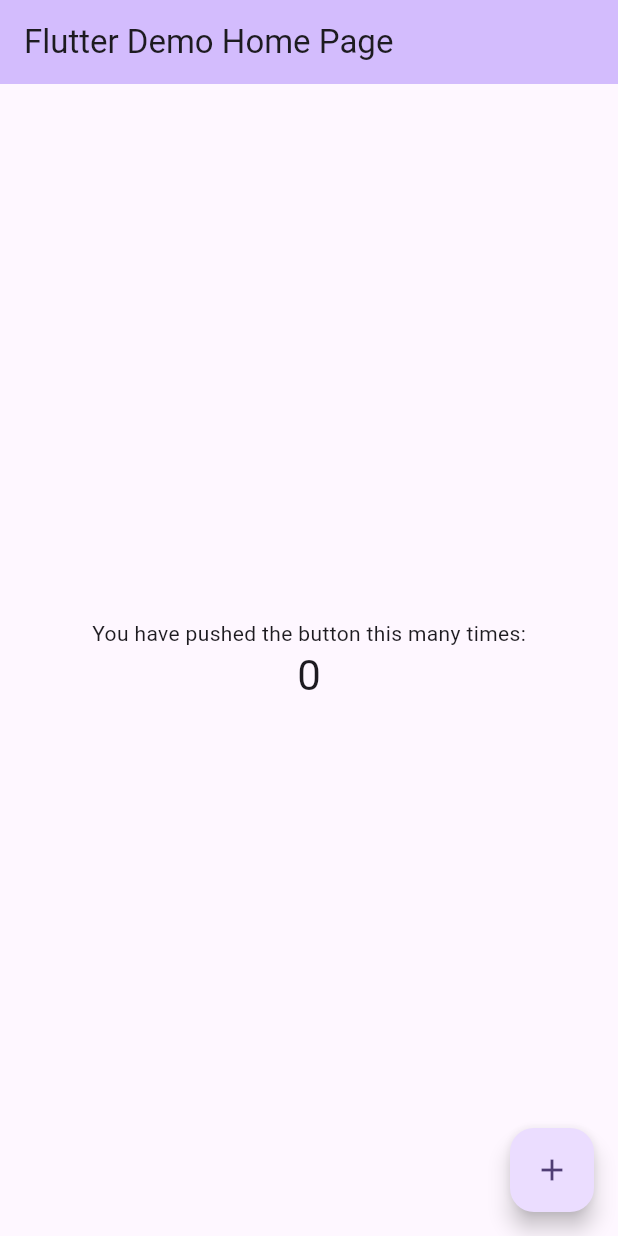
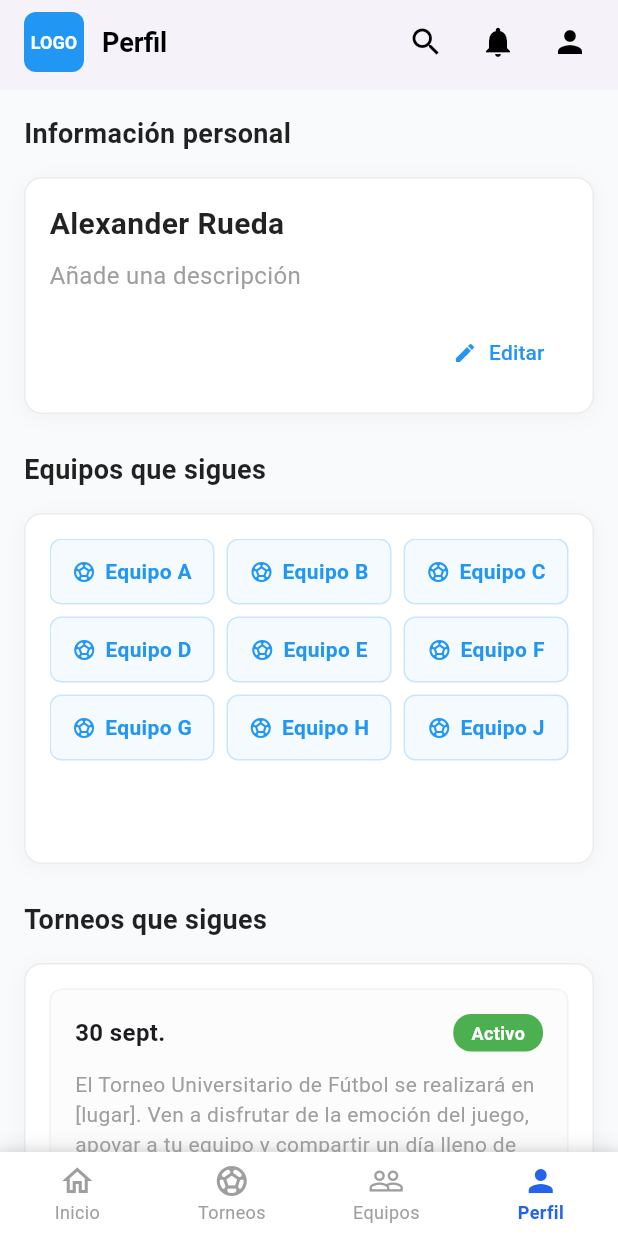
Before and after one commit to yei5/match_track, a Flutter app: the screen it shows after launch, on a phone screen of 412 x 824 dp. Run offline on Flutter 3.47's test engine with Material 3 defaults, Android fonts, the phone set to English and light mode, and no system bars.

Commit message:
Initial commit: UI completa de la app de perfil

```diff
--- /dev/null
+++ b/lib/core/widgets/header.dart
@@ -0,0 +1,90 @@
+// lib/widgets/custom_header.dart
+import 'package:flutter/material.dart';
+
+class CustomHeader extends StatelessWidget implements PreferredSizeWidget {
+  final String title;
+  final bool showBackButton;
+  final VoidCallback? onBackPressed;
+
+  const CustomHeader({
+    Key? key,
+    this.title = '',
+    this.showBackButton = false,
+    this.onBackPressed,
+  }) : super(key: key);
+
+  @override
+  Size get preferredSize => const Size.fromHeight(60.0);
+
+  @override
+  Widget build(BuildContext context) {
+    return AppBar(
+      backgroundColor: Colors.white,
+      elevation: 2,
+      leading: showBackButton
+          ? IconButton(
+              icon: const Icon(Icons.arrow_back, color: Colors.black),
+              onPressed: onBackPressed ?? () => Navigator.of(context).pop(),
+            )
+          : null,
+      title: Row(
+        children: [
+          // Logo placeholder - puedes reemplazar con tu imagen
+          Container(
+            width: 40,
+            height: 40,
+            decoration: BoxDecoration(
+              color: Colors.blue,
+              borderRadius: BorderRadius.circular(8),
+            ),
+            child: const Center(
+              child: Text(
+                'LOGO',
+                style: TextStyle(
+                  color: Colors.white,
+                  fontWeight: FontWeight.bold,
+                  fontSize: 12,
+                ),
+              ),
+            ),
+          ),
+          const SizedBox(width: 12),
+          Text(
+            title,
+            style: const TextStyle(
+              color: Colors.black,
+              fontWeight: FontWeight.bold,
+              fontSize: 18,
+            ),
+          ),
+        ],
+      ),
+      actions: _buildActionIcons(),
+      iconTheme: const IconThemeData(color: Colors.black),
+    );
+  }
+
+  List<Widget> _buildActionIcons() {
+    return [
+      IconButton(
+        icon: const Icon(Icons.search, color: Colors.black),
+        onPressed: () {
+          // Acción de búsqueda
+        },
+      ),
+      IconButton(
+        icon: const Icon(Icons.notifications, color: Colors.black),
+        onPressed: () {
+          // Acción de notificaciones
+        },
+      ),
+      IconButton(
+        icon: const Icon(Icons.person, color: Colors.black),
+        onPressed: () {
+          // Acción de perfil
+        },
+      ),
+      const SizedBox(width: 8),
+    ];
+  }
+}
--- /dev/null
+++ b/lib/core/widgets/nav_bar.dart
@@ -0,0 +1,63 @@
+// lib/widgets/custom_bottom_nav_bar.dart
+import 'package:flutter/material.dart';
+
+class CustomBottomNavBar extends StatelessWidget {
+  final int currentIndex;
+  final Function(int) onTap;
+
+  const CustomBottomNavBar({
+    Key? key,
+    required this.currentIndex,
+    required this.onTap,
+  }) : super(key: key);
+
+  @override
+  Widget build(BuildContext context) {
+    return Container(
+      decoration: BoxDecoration(
+        boxShadow: [
+          BoxShadow(
+            color: Colors.grey.withOpacity(0.3),
+            blurRadius: 10,
+            offset: const Offset(0, -2),
+          ),
+        ],
+      ),
+      child: BottomNavigationBar(
+        currentIndex: currentIndex,
+        onTap: onTap,
+        type: BottomNavigationBarType.fixed,
+        backgroundColor: Colors.white,
+        selectedItemColor: const Color(0xFF2563EB), // Azul
+        unselectedItemColor: Colors.grey,
+        selectedLabelStyle: const TextStyle(
+          fontWeight: FontWeight.w600,
+          fontSize: 12,
+        ),
+        unselectedLabelStyle: const TextStyle(fontSize: 12),
+        items: const [
+          BottomNavigationBarItem(
+            icon: Icon(Icons.home_outlined),
+            activeIcon: Icon(Icons.home),
+            label: 'Inicio',
+          ),
+          BottomNavigationBarItem(
+            icon: Icon(Icons.sports_soccer_outlined),
+            activeIcon: Icon(Icons.sports_soccer),
+            label: 'Torneos',
+          ),
+          BottomNavigationBarItem(
+            icon: Icon(Icons.people_outline),
+            activeIcon: Icon(Icons.people),
+            label: 'Equipos',
+          ),
+          BottomNavigationBarItem(
+            icon: Icon(Icons.person_outline),
+            activeIcon: Icon(Icons.person),
+            label: 'Perfil',
+          ),
+        ],
+      ),
+    );
+  }
+}
--- /dev/null
+++ b/lib/features/profile/ui/screens/profile_page.dart
@@ -0,0 +1,32 @@
+// lib/features/profile/presentation/pages/profile_page.dart
+import 'package:flutter/material.dart';
+import '../../../../core/widgets/header.dart';
+import '../../../../core/widgets/nav_bar.dart';
+import '../widgets/profile_content.dart';
+
+class ProfilePage extends StatefulWidget {
+  const ProfilePage({Key? key}) : super(key: key);
+
+  @override
+  State<ProfilePage> createState() => _ProfilePageState();
+}
+
+class _ProfilePageState extends State<ProfilePage> {
+  int _currentIndex = 3;
+
+  @override
+  Widget build(BuildContext context) {
+    return Scaffold(
+      appBar: const CustomHeader(title: 'Perfil'),
+      body: const SafeArea(child: PerfilContent()),
+      bottomNavigationBar: CustomBottomNavBar(
+        currentIndex: _currentIndex,
+        onTap: (index) {
+          setState(() {
+            _currentIndex = index;
+          });
+        },
+      ),
+    );
+  }
+}
--- /dev/null
+++ b/lib/features/profile/ui/widgets/profile_content.dart
@@ -0,0 +1,307 @@
+// lib/widgets/perfil_content.dart
+import 'package:flutter/material.dart';
+
+class PerfilContent extends StatelessWidget {
+  const PerfilContent({Key? key}) : super(key: key);
+
+  @override
+  Widget build(BuildContext context) {
+    return SingleChildScrollView(
+      padding: const EdgeInsets.all(16.0),
+      child: Column(
+        crossAxisAlignment: CrossAxisAlignment.start,
+        children: [
+          // Información personal
+          _buildSeccion(
+            titulo: 'Información personal',
+            contenido: Column(
+              crossAxisAlignment: CrossAxisAlignment.start,
+              children: [
+                const Text(
+                  'Alexander Rueda',
+                  style: TextStyle(
+                    fontSize: 20,
+                    fontWeight: FontWeight.bold,
+                    color: Colors.black87,
+                  ),
+                ),
+                const SizedBox(height: 8),
+                const Text(
+                  'Añade una descripción',
+                  style: TextStyle(fontSize: 16, color: Colors.grey),
+                ),
+                const SizedBox(height: 16),
+                Align(
+                  alignment: Alignment.centerRight,
+                  child: TextButton.icon(
+                    onPressed: () {
+                      // Editar perfil
+                    },
+                    icon: const Icon(Icons.edit, size: 16),
+                    label: const Text('Editar'),
+                    style: TextButton.styleFrom(foregroundColor: Colors.blue),
+                  ),
+                ),
+              ],
+            ),
+          ),
+
+          const SizedBox(height: 24),
+
+          // Equipos que sigues
+          _buildSeccion(
+            titulo: 'Equipos que sigues',
+            contenido: ConstrainedBox(
+              constraints: const BoxConstraints(maxHeight: 200),
+              child: SingleChildScrollView(
+                physics: const NeverScrollableScrollPhysics(),
+                child: SizedBox(
+                  height: 240, // Altura aproximada para 3 filas
+                  child: GridView.count(
+                    crossAxisCount: 3, // 3 columnas
+                    crossAxisSpacing: 8,
+                    mainAxisSpacing: 8,
+                    physics: const NeverScrollableScrollPhysics(),
+                    childAspectRatio: 3 / 1.2,
+                    children: [
+                      _buildEquipoItem('Equipo A'),
+                      _buildEquipoItem('Equipo B'),
+                      _buildEquipoItem('Equipo C'),
+                      _buildEquipoItem('Equipo D'),
+                      _buildEquipoItem('Equipo E'),
+                      _buildEquipoItem('Equipo F'),
+                      _buildEquipoItem('Equipo G'),
+                      _buildEquipoItem('Equipo H'),
+                      _buildEquipoItem('Equipo J'),
+                    ],
+                  ),
+                ),
+              ),
+            ),
+          ),
+
+          const SizedBox(height: 24),
+
+          // Torneos que sigues
+          _buildSeccion(
+            titulo: 'Torneos que sigues',
+            contenido: Column(
+              children: [
+                _buildTorneoItem(
+                  fecha: '30 sept.',
+                  estado: 'Activo',
+                  descripcion:
+                      'El Torneo Universitario de Fútbol se realizará en [lugar]. Ven a disfrutar de la emoción del juego, apoyar a tu equipo y compartir un día lleno de deporte y diversión.',
+                ),
+                const SizedBox(height: 16),
+                _buildTorneoItem(
+                  fecha: '30 sept.',
+                  estado: 'Activo',
+                  descripcion:
+                      'El Torneo Universitario de Fútbol se realizará en [lugar]. Ven a disfrutar de la emoción del juego, apoyar a tu equipo y compartir un día',
+                ),
+              ],
+            ),
+          ),
+
+          const SizedBox(height: 24),
+
+          // Cerrar sesión
+          _buildSeccion(
+            contenido: ListTile(
+              leading: Container(
+                padding: const EdgeInsets.all(8),
+                decoration: BoxDecoration(
+                  color: Colors.red.withOpacity(0.1),
+                  borderRadius: BorderRadius.circular(8),
+                ),
+                child: const Icon(
+                  Icons.exit_to_app,
+                  color: Colors.red,
+                  size: 20,
+                ),
+              ),
+              title: const Text(
+                'Cerrar sesión',
+                style: TextStyle(
+                  fontWeight: FontWeight.bold,
+                  color: Colors.red,
+                ),
+              ),
+              onTap: () {
+                _mostrarDialogoCerrarSesion(context);
+              },
+            ),
+          ),
+
+          const SizedBox(height: 20),
+        ],
+      ),
+    );
+  }
+
+  Widget _buildSeccion({String? titulo, required Widget contenido}) {
+    return Column(
+      crossAxisAlignment: CrossAxisAlignment.start,
+      children: [
+        if (titulo != null) ...[
+          Text(
+            titulo,
+            style: const TextStyle(
+              fontSize: 18,
+              fontWeight: FontWeight.bold,
+              color: Colors.black87,
+            ),
+          ),
+          const SizedBox(height: 16),
+        ],
+        Container(
+          width: double.infinity,
+          padding: const EdgeInsets.all(16),
+          decoration: BoxDecoration(
+            color: Colors.white,
+            borderRadius: BorderRadius.circular(12),
+            boxShadow: [
+              BoxShadow(
+                color: Colors.grey.withOpacity(0.1),
+                blurRadius: 10,
+                offset: const Offset(0, 2),
+              ),
+            ],
+            border: Border.all(color: Colors.grey.withOpacity(0.2)),
+          ),
+          child: contenido,
+        ),
+      ],
+    );
+  }
+
+  Widget _buildEquipoItem(String nombreEquipo) {
+    return Container(
+      alignment: Alignment.center, // Centra el contenido dentro del contenedor
+      decoration: BoxDecoration(
+        color: Colors.blue.withOpacity(0.05),
+        borderRadius: BorderRadius.circular(8),
+        border: Border.all(color: Colors.blue.withOpacity(0.2)),
+      ),
+      child: Row(
+        mainAxisAlignment: MainAxisAlignment.center, // Centra horizontalmente
+        crossAxisAlignment: CrossAxisAlignment.center, // Centra verticalmente
+        mainAxisSize: MainAxisSize.min,
+        children: [
+          const Icon(Icons.sports_soccer, color: Colors.blue, size: 16),
+          const SizedBox(width: 6),
+          Text(
+            nombreEquipo,
+            textAlign: TextAlign.center,
+            style: const TextStyle(
+              fontWeight: FontWeight.w600,
+              color: Colors.blue,
+            ),
+          ),
+        ],
+      ),
+    );
+  }
+
+  Widget _buildTorneoItem({
+    required String fecha,
+    required String estado,
+    required String descripcion,
+  }) {
+    return Container(
+      width: double.infinity,
+      padding: const EdgeInsets.all(16),
+      decoration: BoxDecoration(
+        color: Colors.grey.withOpacity(0.03),
+        borderRadius: BorderRadius.circular(8),
+        border: Border.all(color: Colors.grey.withOpacity(0.1)),
+      ),
+      child: Column(
+        crossAxisAlignment: CrossAxisAlignment.start,
+        children: [
+          Row(
+            mainAxisAlignment: MainAxisAlignment.spaceBetween,
+            children: [
+              Text(
+                fecha,
+                style: const TextStyle(
+                  fontWeight: FontWeight.bold,
+                  fontSize: 16,
+                ),
+              ),
+              Container(
+                padding: const EdgeInsets.symmetric(
+                  horizontal: 12,
+                  vertical: 4,
+                ),
+                decoration: BoxDecoration(
+                  color: _getColorEstado(estado),
+                  borderRadius: BorderRadius.circular(12),
+                ),
+                child: Text(
+                  estado,
+                  style: const TextStyle(
+                    color: Colors.white,
+                    fontSize: 12,
+                    fontWeight: FontWeight.w600,
+                  ),
+                ),
+              ),
+            ],
+          ),
+          const SizedBox(height: 12),
+          Text(
+            descripcion,
+            style: const TextStyle(
+              color: Colors.grey,
+              fontSize: 14,
+              height: 1.4,
+            ),
+          ),
+        ],
+      ),
+    );
+  }
+
+  Color _getColorEstado(String estado) {
+    switch (estado.toLowerCase()) {
+      case 'activo':
+        return Colors.green;
+      case 'finalizado':
+        return Colors.grey;
+      case 'próximo':
+        return Colors.orange;
+      default:
+        return Colors.blue;
+    }
+  }
+
+  void _mostrarDialogoCerrarSesion(BuildContext context) {
+    showDialog(
+      context: context,
+      builder: (BuildContext context) {
+        return AlertDialog(
+          title: const Text('Cerrar sesión'),
+          content: const Text('¿Estás seguro de que quieres cerrar sesión?'),
+          actions: [
+            TextButton(
+              onPressed: () => Navigator.of(context).pop(),
+              child: const Text('Cancelar'),
+            ),
+            TextButton(
+              onPressed: () {
+                Navigator.of(context).pop();
+                // Aquí iría la lógica para cerrar sesión
+              },
+              child: const Text(
+                'Cerrar sesión',
+                style: TextStyle(color: Colors.red),
+              ),
+            ),
+          ],
+        );
+      },
+    );
+  }
+}
--- a/lib/main.dart
+++ b/lib/main.dart
@@ -1,122 +1,32 @@
+// lib/main.dart
 import 'package:flutter/material.dart';
+import 'features/profile/ui/screens/profile_page.dart';
 
 void main() {
   runApp(const MyApp());
 }
 
 class MyApp extends StatelessWidget {
-  const MyApp({super.key});
+  const MyApp({Key? key}) : super(key: key);
 
-  // This widget is the root of your application.
   @override
   Widget build(BuildContext context) {
     return MaterialApp(
-      title: 'Flutter Demo',
+      title: 'App de Perfil',
       theme: ThemeData(
-        // This is the theme of your application.
-        //
-        // TRY THIS: Try running your application with "flutter run". You'll see
-        // the application has a purple toolbar. Then, without quitting the app,
-        // try changing the seedColor in the colorScheme below to Colors.green
-        // and then invoke "hot reload" (save your changes or press the "hot
-        // reload" button in a Flutter-supported IDE, or press "r" if you used
-        // the command line to start the app).
-        //
-        // Notice that the counter didn't reset back to zero; the application
-        // state is not lost during the reload. To reset the state, use hot
-        // restart instead.
-        //
-        // This works for code too, not just values: Most code changes can be
-        // tested with just a hot reload.
-        colorScheme: ColorScheme.fromSeed(seedColor: Colors.deepPurple),
+        primarySwatch: Colors.blue,
+        scaffoldBackgroundColor: const Color(0xFFF8FAFC),
+        appBarTheme: const AppBarTheme(
+          backgroundColor: Colors.white,
+          elevation: 0,
+          iconTheme: IconThemeData(color: Colors.black),
+        ),
+        bottomNavigationBarTheme: const BottomNavigationBarThemeData(
+          backgroundColor: Colors.white,
+        ),
       ),
-      home: const MyHomePage(title: 'Flutter Demo Home Page'),
+      home: const ProfilePage(),
+      debugShowCheckedModeBanner: false,
     );
   }
 }
-
-class MyHomePage extends StatefulWidget {
-  const MyHomePage({super.key, required this.title});
-
-  // This widget is the home page of your application. It is stateful, meaning
-  // that it has a State object (defined below) that contains fields that affect
-  // how it looks.
-
-  // This class is the configuration for the state. It holds the values (in this
-  // case the title) provided by the parent (in this case the App widget) and
-  // used by the build method of the State. Fields in a Widget subclass are
-  // always marked "final".
-
-  final String title;
-
-  @override
-  State<MyHomePage> createState() => _MyHomePageState();
-}
-
-class _MyHomePageState extends State<MyHomePage> {
-  int _counter = 0;
-
-  void _incrementCounter() {
-    setState(() {
-      // This call to setState tells the Flutter framework that something has
-      // changed in this State, which causes it to rerun the build method below
-      // so that the display can reflect the updated values. If we changed
-      // _counter without calling setState(), then the build method would not be
-      // called again, and so nothing would appear to happen.
-      _counter++;
-    });
-  }
-
-  @override
-  Widget build(BuildContext context) {
-    // This method is rerun every time setState is called, for instance as done
-    // by the _incrementCounter method above.
-    //
-    // The Flutter framework has been optimized to make rerunning build methods
-    // fast, so that you can just rebuild anything that needs updating rather
-    // than having to individually change instances of widgets.
-    return Scaffold(
-      appBar: AppBar(
-        // TRY THIS: Try changing the color here to a specific color (to
-        // Colors.amber, perhaps?) and trigger a hot reload to see the AppBar
-        // change color while the other colors stay the same.
-        backgroundColor: Theme.of(context).colorScheme.inversePrimary,
-        // Here we take the value from the MyHomePage object that was created by
-        // the App.build method, and use it to set our appbar title.
-        title: Text(widget.title),
-      ),
-      body: Center(
-        // Center is a layout widget. It takes a single child and positions it
-        // in the middle of the parent.
-        child: Column(
-          // Column is also a layout widget. It takes a list of children and
-          // arranges them vertically. By default, it sizes itself to fit its
-          // children horizontally, and tries to be as tall as its parent.
-          //
-          // Column has various properties to control how it sizes itself and
-          // how it positions its children. Here we use mainAxisAlignment to
-          // center the children vertically; the main axis here is the vertical
-          // axis because Columns are vertical (the cross axis would be
-          // horizontal).
-          //
-          // TRY THIS: Invoke "debug painting" (choose the "Toggle Debug Paint"
-          // action in the IDE, or press "p" in the console), to see the
-          // wireframe for each widget.
-          mainAxisAlignment: MainAxisAlignment.center,
-          children: <Widget>[
-            const Text('You have pushed the button this many times:'),
-            Text(
-              '$_counter',
-              style: Theme.of(context).textTheme.headlineMedium,
-            ),
-          ],
-        ),
-      ),
-      floatingActionButton: FloatingActionButton(
-        onPressed: _incrementCounter,
-        tooltip: 'Increment',
-        child: const Icon(Icons.add),
-      ), // This trailing comma makes auto-formatting nicer for build methods.
-    );
-  }
-}
```
